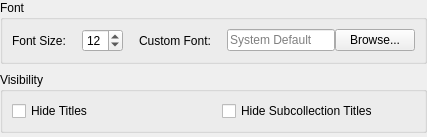
Above: src/ui/dialogs/settings/appearance/appearancetitlespanel.ui from EtherAura/Kartend before the change. Below: the same form after it.
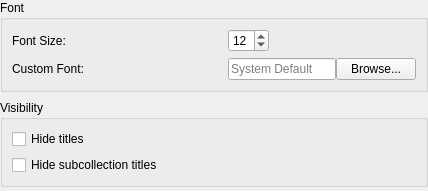
That is the form after the change.

Commit message: refactor(settings): uniform widget widths + grouped panels; fix scraper text contrast (Kartend-x1uc)

```diff
--- a/src/ui/dialogs/settings/appearance/appearancetitlespanel.ui
+++ b/src/ui/dialogs/settings/appearance/appearancetitlespanel.ui
@@ -11,16 +11,19 @@
    <item>
     <widget class="QGroupBox" name="appearanceTitlesFontGroupBox">
      <property name="title"><string>Font</string></property>
-     <layout class="QGridLayout" name="appearanceTitlesFontFormLayout">
+     <layout class="QFormLayout" name="appearanceTitlesFontFormLayout">
       <property name="horizontalSpacing"><number>16</number></property>
       <property name="verticalSpacing"><number>6</number></property>
-      <item row="0" column="0"><widget class="QLabel" name="label_titles"><property name="text"><string>Font Size:</string></property></widget></item>
-      <item row="0" column="1"><widget class="QSpinBox" name="fontSizeSpinBox"><property name="maximumWidth"><number>100</number></property><property name="toolTip"><string>Font size for item titles</string></property><property name="minimum"><number>8</number></property><property name="maximum"><number>72</number></property><property name="value"><number>12</number></property></widget></item>
-      <item row="0" column="2"><widget class="QLabel" name="label_customFont"><property name="text"><string>Custom Font:</string></property></widget></item>
-      <item row="0" column="3">
+      <property name="labelAlignment"><set>Qt::AlignmentFlag::AlignLeft|Qt::AlignmentFlag::AlignVCenter</set></property>
+      <property name="fieldGrowthPolicy"><enum>QFormLayout::FieldGrowthPolicy::FieldsStayAtSizeHint</enum></property>
+      <item row="0" column="0"><widget class="QLabel" name="label_titles"><property name="minimumSize"><size><width>200</width><height>0</height></size></property><property name="text"><string>Font Size:</string></property></widget></item>
+      <item row="0" column="1"><widget class="QSpinBox" name="fontSizeSpinBox"><property name="maximumWidth"><number>120</number></property><property name="toolTip"><string>Font size for item titles</string></property><property name="minimum"><number>8</number></property><property name="maximum"><number>72</number></property><property name="value"><number>12</number></property></widget></item>
+      <item row="1" column="0"><widget class="QLabel" name="label_customFont"><property name="minimumSize"><size><width>200</width><height>0</height></size></property><property name="text"><string>Custom Font:</string></property></widget></item>
+      <item row="1" column="1">
        <layout class="QHBoxLayout" name="customFontLayout">
         <item><widget class="QLineEdit" name="customFontEdit"><property name="toolTip"><string>Custom font family for item titles (leave empty for system default)</string></property><property name="placeholderText"><string>System Default</string></property></widget></item>
         <item><widget class="QPushButton" name="browseFontButton"><property name="text"><string>Browse...</string></property><property name="toolTip"><string>Select a font family</string></property></widget></item>
+        <item><spacer name="customFontSpacer"><property name="orientation"><enum>Qt::Orientation::Horizontal</enum></property><property name="sizeHint" stdset="0"><size><width>0</width><height>0</height></size></property></spacer></item>
        </layout>
       </item>
      </layout>
@@ -29,11 +32,10 @@
    <item>
     <widget class="QGroupBox" name="appearanceTitlesVisibilityGroupBox">
      <property name="title"><string>Visibility</string></property>
-     <layout class="QGridLayout" name="appearanceTitlesVisibilityLayout">
-      <property name="horizontalSpacing"><number>16</number></property>
-      <property name="verticalSpacing"><number>6</number></property>
-      <item row="0" column="0" colspan="2"><widget class="QCheckBox" name="hideTitlesCheckBox"><property name="toolTip"><string>Hide titles for this collection</string></property><property name="text"><string>Hide Titles</string></property></widget></item>
-      <item row="0" column="2" colspan="2"><widget class="QCheckBox" name="hideSubcollectionTitlesCheckBox"><property name="toolTip"><string>Hide titles for subcollections</string></property><property name="text"><string>Hide Subcollection Titles</string></property></widget></item>
+     <layout class="QVBoxLayout" name="appearanceTitlesVisibilityLayout">
+      <property name="spacing"><number>6</number></property>
+      <item><widget class="QCheckBox" name="hideTitlesCheckBox"><property name="toolTip"><string>Hide titles for this collection</string></property><property name="text"><string>Hide titles</string></property></widget></item>
+      <item><widget class="QCheckBox" name="hideSubcollectionTitlesCheckBox"><property name="toolTip"><string>Hide titles for subcollections</string></property><property name="text"><string>Hide subcollection titles</string></property></widget></item>
      </layout>
     </widget>
    </item>
```
Left out of the diff: 2 changed lines with no effect on the pictures. The commit also changes 24 other files.
